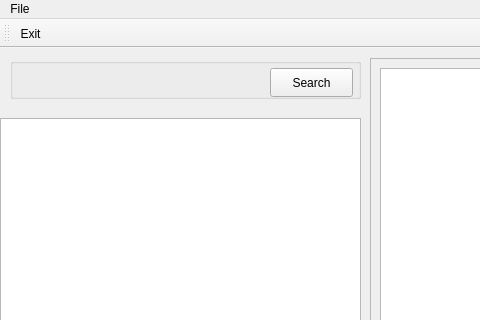
tsvari/Medicon, file source/frontend/source/ItemModelTestUI/MainWindow.ui: the form before one commit; both pictures show x 0 to 480 and y 0 to 320 of the 974 by 652 pixel window.
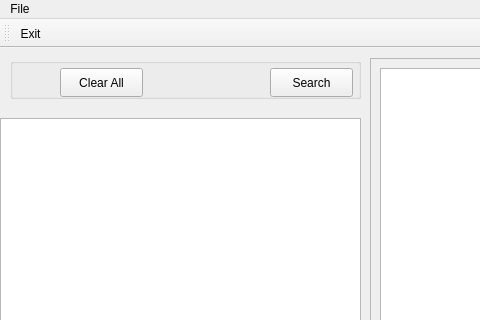
The form after the commit. Icons and pictures are not drawn. Custom widgets are drawn as their Qt base class.

Commit message: New CLearAll slot to clear all data in master/slave templates

Diff of the .ui file:
```diff
--- a/source/frontend/source/ItemModelTestUI/MainWindow.ui
+++ b/source/frontend/source/ItemModelTestUI/MainWindow.ui
@@ -308,6 +308,19 @@
          <string>Search</string>
         </property>
        </widget>
+       <widget class="QPushButton" name="clearAllButton">
+        <property name="geometry">
+         <rect>
+          <x>50</x>
+          <y>10</y>
+          <width>83</width>
+          <height>29</height>
+         </rect>
+        </property>
+        <property name="text">
+         <string>Clear All</string>
+        </property>
+       </widget>
       </widget>
      </item>
     </layout>
```
Left out of the diff: 2 changed lines with no effect on the pictures. The commit also changes 9 other files.
